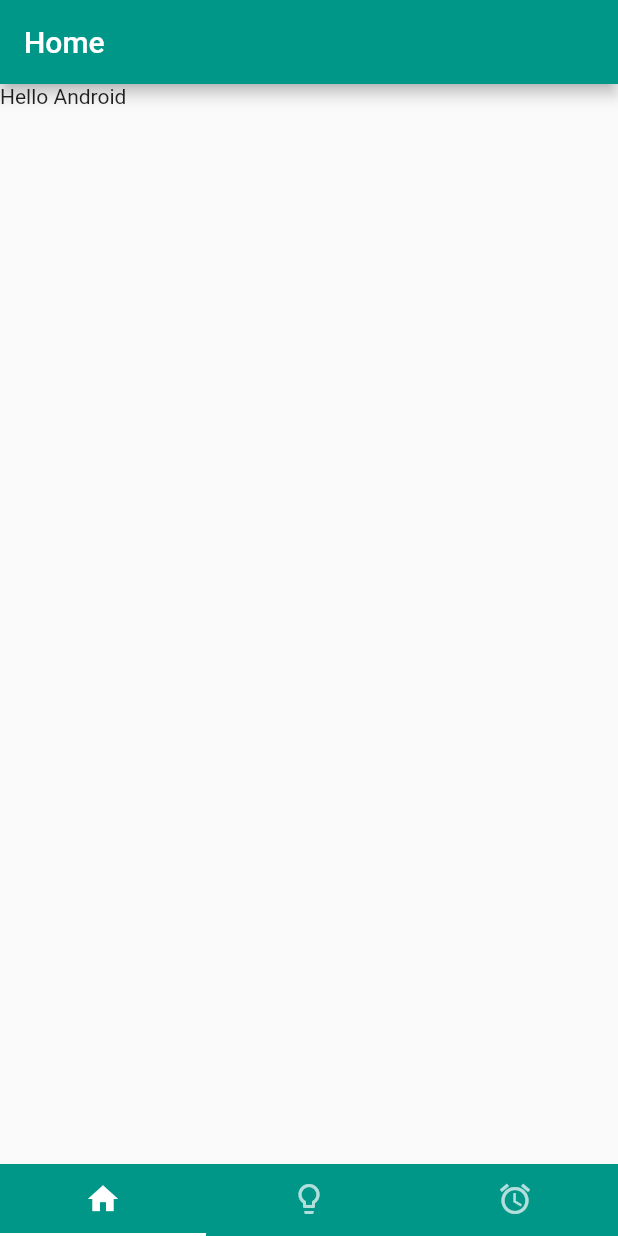
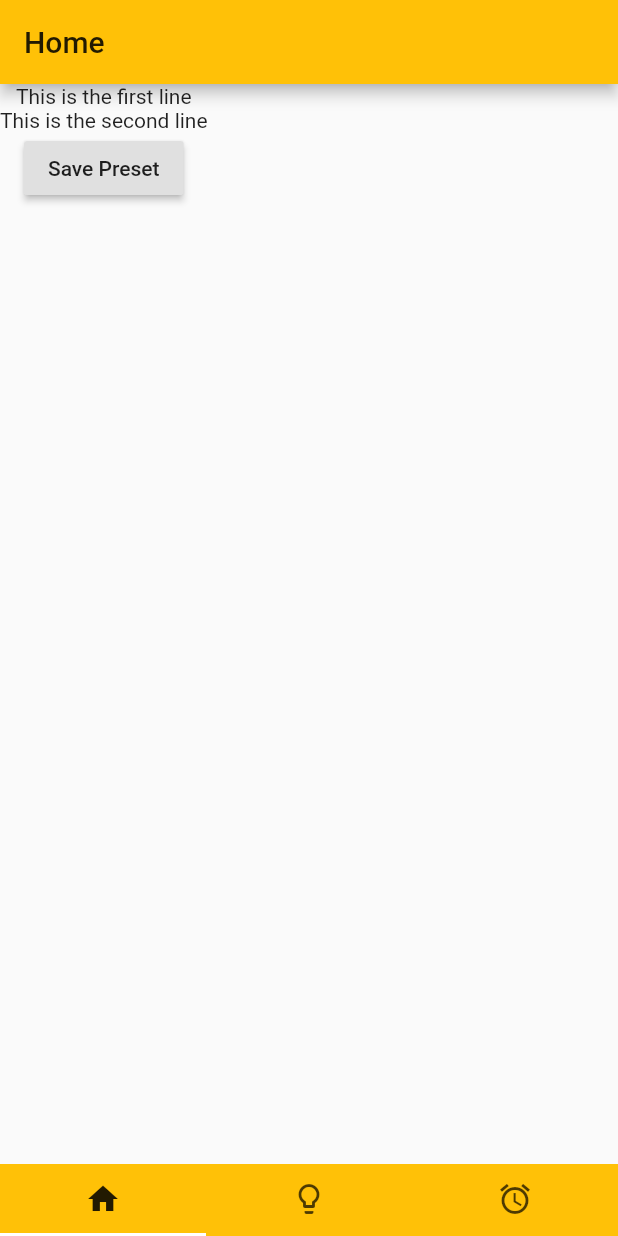
Before and after one commit to Selina-Knaepen/HomeLight, a Flutter app: the screen it shows after launch, on a phone screen of 412 x 824 dp. Run offline on Flutter 3.47's test engine with Material 2 defaults, Android fonts, the phone set to English and light mode, and no system bars.

Commit message:
Add file for the home page

```diff
--- /dev/null
+++ b/frontend/home_light/lib/home.dart
@@ -0,0 +1,34 @@
+import 'package:flutter/cupertino.dart';
+import 'package:flutter/material.dart';
+
+class Home extends StatefulWidget
+{
+  Home({Key key, this.title}) : super(key: key);
+  final String title;
+
+  @override
+  HomeState createState() => HomeState();
+}
+
+class HomeState extends State<Home>
+{
+  @override
+  Widget build(BuildContext context)
+  {
+    return Scaffold(
+      appBar: AppBar(
+        title: Text(widget.title),
+      ),
+      body: Column(
+        children: <Widget>[
+          Text('This is the first line'),
+          Text('This is the second line'),
+          RaisedButton(
+            onPressed: () {},
+            child: Text('Save Preset'),
+          )
+        ],
+      ),
+    );
+  }
+}
--- a/frontend/home_light/lib/main.dart
+++ b/frontend/home_light/lib/main.dart
@@ -1,20 +1,23 @@
 import 'package:flutter/material.dart';
+import 'package:home_light/home.dart';
 
 void main() => runApp(HomeLight());
 
-class HomeLight extends StatelessWidget {
+class HomeLight extends StatelessWidget
+{
   // This widget is the root of your application.
   @override
-  Widget build(BuildContext context) {
+  Widget build(BuildContext context)
+  {
     return MaterialApp(
       title: 'Flutter Demo',
       theme: ThemeData(
-        primarySwatch: Colors.teal,
+        primarySwatch: Colors.amber,
       ),
       home: DefaultTabController(
         length: 3,
         child: Scaffold(
-          backgroundColor: Colors.teal,
+          backgroundColor: Colors.amber,
           bottomNavigationBar: TabBar(
             tabs: [
               Tab(icon: Icon(Icons.home),),
@@ -25,7 +28,7 @@ class HomeLight extends StatelessWidget {
           body: TabBarView(
             physics: NeverScrollableScrollPhysics(),
             children: [
-              MyHomePage(title: 'Home'),
+              Home(title: 'Home'),
               MyHomePage(title: 'Lights'),
               MyHomePage(title: 'Automation')
             ]
@@ -36,7 +39,8 @@ class HomeLight extends StatelessWidget {
   }
 }
 
-class MyHomePage extends StatefulWidget {
+class MyHomePage extends StatefulWidget
+{
   MyHomePage({Key key, this.title}) : super(key: key);
   final String title;
 
@@ -44,9 +48,11 @@ class MyHomePage extends StatefulWidget {
   _MyHomePageState createState() => _MyHomePageState();
 }
 
-class _MyHomePageState extends State<MyHomePage> {
+class _MyHomePageState extends State<MyHomePage>
+{
   @override
-  Widget build(BuildContext context) {
+  Widget build(BuildContext context)
+  {
     return Scaffold(
       appBar: AppBar(
         title: Text(widget.title),
```
